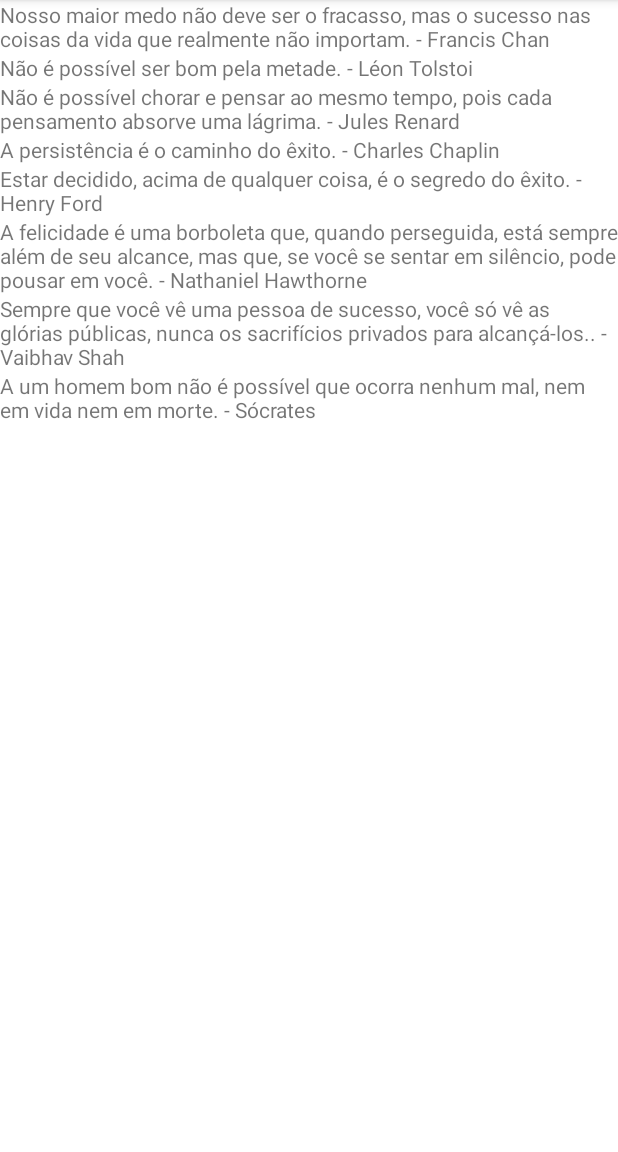
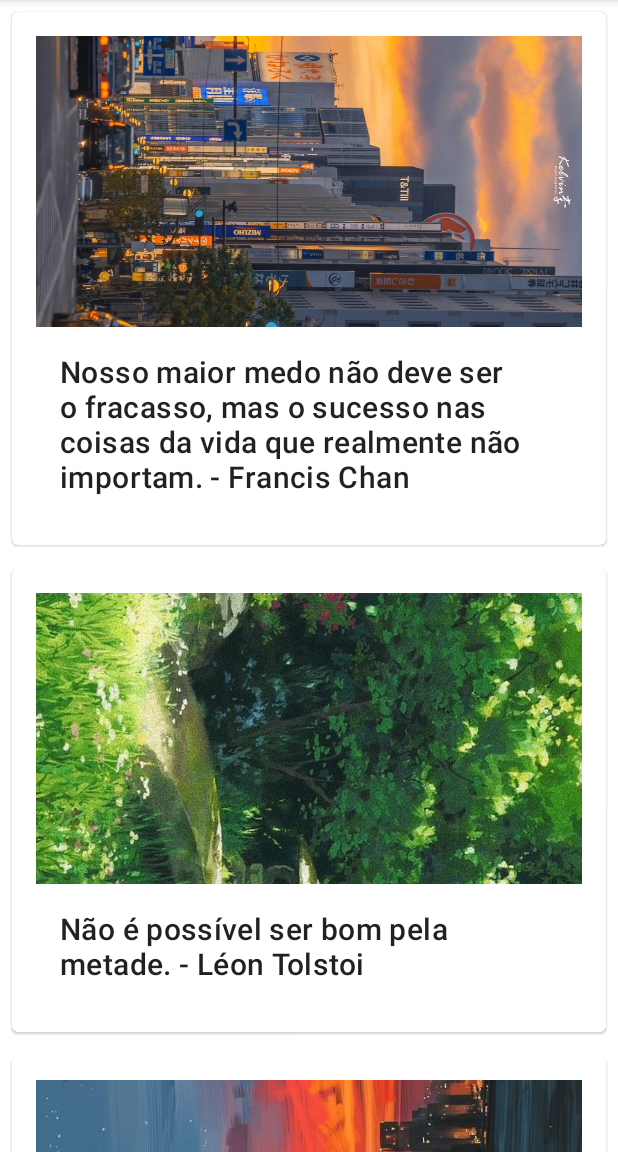
Before and after one commit to Gustavoleiter/ProjetoAffirmations, an Android app: the screen it shows after launch (MainActivity), on a phone screen of 412 x 824 dp, the part 84-1236 px from its top. Run offline under Robolectric (Android 15) with nearby library versions, the light colour scheme and no system bars.

Commit message:
imagens adicionadas

```diff
--- a/app/src/main/java/com/ds2/affirmations/adapter/ItemAdapter.kt
+++ b/app/src/main/java/com/ds2/affirmations/adapter/ItemAdapter.kt
@@ -4,6 +4,7 @@ import android.content.Context
 import android.view.LayoutInflater
 import android.view.View
 import android.view.ViewGroup
+import android.widget.ImageView
 import android.widget.TextView
 import androidx.recyclerview.widget.RecyclerView
 import com.ds2.affirmations.R
@@ -16,6 +17,7 @@ class ItemAdapter(private val context: Context,
     class ItemViewHolder(private val view: View) :
         RecyclerView.ViewHolder(view) {
         val textView: TextView = view.findViewById(R.id.item_title)
+        val imageView: ImageView = view.findViewById(R.id.item_image)
     }
 
     override fun onCreateViewHolder(parent: ViewGroup, viewType: Int): ItemViewHolder {
@@ -27,6 +29,7 @@ class ItemAdapter(private val context: Context,
     override fun onBindViewHolder(holder: ItemViewHolder, position: Int) {
         val item = dataset[position]
         holder.textView.text = context.resources.getString(item.stringResoureId)
+        holder.imageView.setImageResource(item.imageResourceId)
     }
 
     override fun getItemCount(): Int {
--- a/app/src/main/java/com/ds2/affirmations/data/Datasource.kt
+++ b/app/src/main/java/com/ds2/affirmations/data/Datasource.kt
@@ -7,14 +7,14 @@ import com.ds2.affirmations.model.Affirmation
 class Datasource {
     fun loadAffirmations(): List<Affirmation> {
         return listOf<Affirmation>(
-            Affirmation(R.string.affirmation1,/*R.drawable.image1*/),
-            Affirmation(R.string.affirmation2,/*R.drawable.image2*/),
-            Affirmation(R.string.affirmation3,/*R.drawable.image3*/),
-            Affirmation(R.string.affirmation4,/*R.drawable.image4*/),
-            Affirmation(R.string.affirmation5,/*R.drawable.image5*/),
-            Affirmation(R.string.affirmation6,/*R.drawable.image6*/),
-            Affirmation(R.string.affirmation7,/*R.drawable.image7*/),
-            Affirmation(R.string.affirmation8,/*R.drawable.image8*/),
+            Affirmation(R.string.affirmation1,R.drawable.image1),
+            Affirmation(R.string.affirmation2,R.drawable.image2),
+            Affirmation(R.string.affirmation3,R.drawable.image3),
+            Affirmation(R.string.affirmation4,R.drawable.image4),
+            Affirmation(R.string.affirmation5,R.drawable.image5),
+            Affirmation(R.string.affirmation6,R.drawable.image6),
+            Affirmation(R.string.affirmation7,R.drawable.image7),
+            Affirmation(R.string.affirmation8,R.drawable.image8),
 
         )
     }
--- a/app/src/main/java/com/ds2/affirmations/model/Affirmation.kt
+++ b/app/src/main/java/com/ds2/affirmations/model/Affirmation.kt
@@ -1,7 +1,8 @@
 package com.ds2.affirmations.model
 
 data class Affirmation (
-    val stringResoureId: Int
+    val stringResoureId: Int,
+    val imageResourceId: Int
 
     ){
      }
--- a/app/src/main/res/layout/activity_main.xml
+++ b/app/src/main/res/layout/activity_main.xml
@@ -17,6 +17,7 @@
             android:id="@+id/recycler_view"
             android:layout_width="match_parent"
             android:layout_height="match_parent"
+            android:backgroundTint="@color/black"
             android:scrollbars="vertical"
             app:layoutManager="LinearLayoutManager" />
     </FrameLayout>
--- a/app/src/main/res/layout/list_item.xml
+++ b/app/src/main/res/layout/list_item.xml
@@ -1,5 +1,28 @@
 <?xml version="1.0" encoding="utf-8"?>
+<com.google.android.material.card.MaterialCardView xmlns:android="http://schemas.android.com/apk/res/android"
+    android:layout_width="match_parent"
+    android:layout_height="wrap_content"
+    android:layout_margin="8dp">
+
+<LinearLayout xmlns:android="http://schemas.android.com/apk/res/android"
+    android:layout_width="match_parent"
+    android:layout_height="wrap_content"
+    android:orientation="vertical"
+    android:padding="16dp">
+
+    <ImageView
+        android:layout_width="match_parent"
+        android:layout_height="194dp"
+        android:id="@+id/item_image"
+        android:importantForAccessibility="no"
+        android:scaleType="centerCrop" />
+
 <TextView xmlns:android="http://schemas.android.com/apk/res/android"
     android:id="@+id/item_title"
     android:layout_width="wrap_content"
-    android:layout_height="wrap_content" />
+    android:layout_height="wrap_content"
+    android:padding="16dp"
+    android:textAppearance="?attr/textAppearanceHeadline6" />
+
+</LinearLayout>
+</com.google.android.material.card.MaterialCardView>
```
Also changed, not shown: app/src/main/res/drawable/image1.jpg (added), app/src/main/res/drawable/image2.jpg (added), app/src/main/res/drawable/image3.jpg (added), app/src/main/res/drawable/image5.png (added), app/src/main/res/drawable/image6.png (added), app/src/main/res/drawable/image7.jpg (added), app/src/main/res/drawable/image8.jpg (added), 1 other file.
